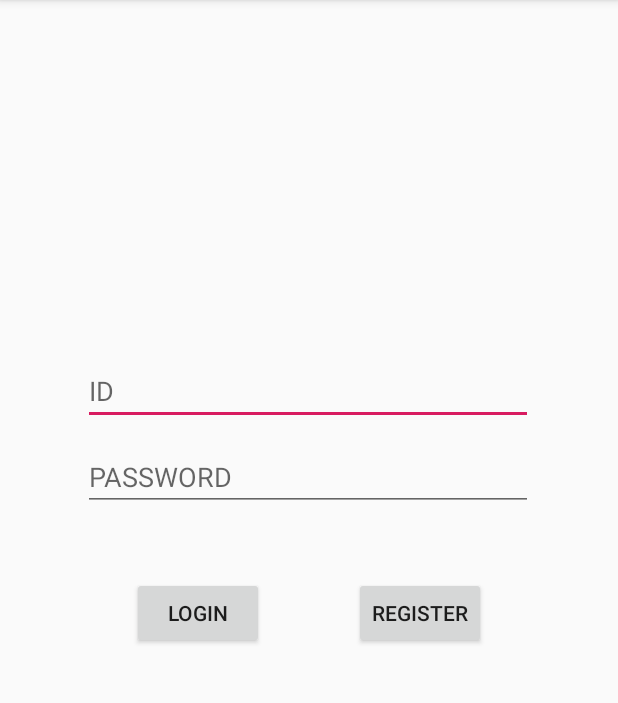
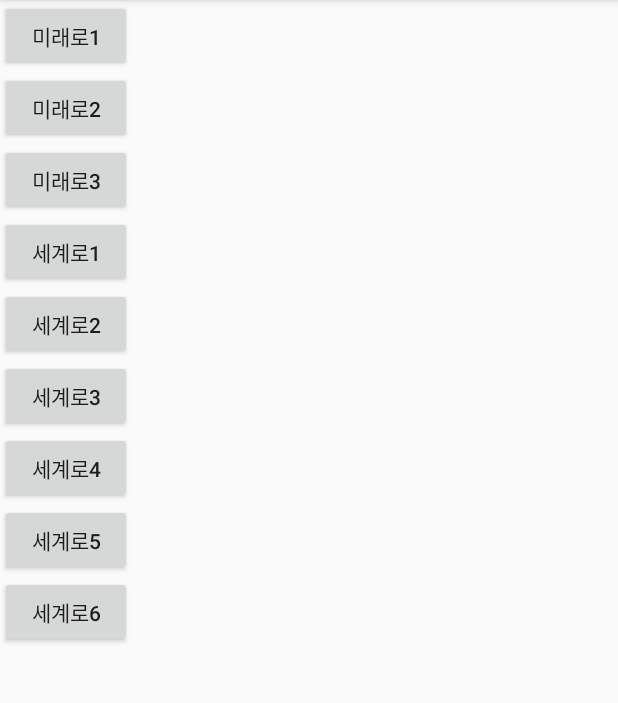
Before and after one commit to dounobts/SunrinThonClient, an Android app: the screen it shows after launch (LoginActivity before the commit, MainActivity after it), on a phone screen of 412 x 824 dp, the part 84-787 px from its top. Run offline under Robolectric (Android 15) with nearby library versions, the phone set to English and light mode, and no system bars.

Commit message:
add content layout, select date/place layout

```diff
--- a/app/src/main/AndroidManifest.xml
+++ b/app/src/main/AndroidManifest.xml
@@ -10,13 +10,13 @@
         android:supportsRtl="true"
         android:theme="@style/AppTheme">
         <activity android:name=".Activities.LoginActivity">
+        </activity>
+        <activity android:name=".Activities.MainActivity">
             <intent-filter>
                 <action android:name="android.intent.action.MAIN" />
                 <category android:name="android.intent.category.LAUNCHER" />
             </intent-filter>
         </activity>
-        <activity android:name=".Activities.MainActivity">
-        </activity>
     </application>
 
 </manifest>
--- a/app/src/main/java/com/example/sunrinthonclient/Activities/MainActivity.java
+++ b/app/src/main/java/com/example/sunrinthonclient/Activities/MainActivity.java
@@ -1,15 +1,34 @@
 package com.example.sunrinthonclient.Activities;
 
+import android.content.Intent;
+import android.support.v4.view.ViewPager;
 import android.support.v7.app.AppCompatActivity;
 import android.os.Bundle;
+import android.util.Log;
+import android.view.View;
 
+import com.example.sunrinthonclient.CalendarPagerAdapter;
+import com.example.sunrinthonclient.Fragments.SelectDateFragment;
+import com.example.sunrinthonclient.Fragments.SelectPlaceFragment;
 import com.example.sunrinthonclient.R;
 
 public class MainActivity extends AppCompatActivity {
+
+    SelectPlaceFragment selectPlaceFragment;
+    SelectDateFragment selectDateFragment;
 
     @Override
     protected void onCreate(Bundle savedInstanceState) {
         super.onCreate(savedInstanceState);
         setContentView(R.layout.activity_main);
+
+        selectDateFragment = new SelectDateFragment();
+        selectPlaceFragment = new SelectPlaceFragment();
+
+        getSupportFragmentManager().beginTransaction().add(R.id.container, selectPlaceFragment).commit();
+    }
+
+    public void toSelectDate(int roomid) {
+        getSupportFragmentManager().beginTransaction().replace(R.id.container, selectDateFragment).commit();
     }
 }
--- /dev/null
+++ b/app/src/main/java/com/example/sunrinthonclient/Fragments/SelectDateFragment.java
@@ -0,0 +1,28 @@
+package com.example.sunrinthonclient.Fragments;
+
+import android.os.Bundle;
+import android.support.v4.app.Fragment;
+import android.support.v4.view.ViewPager;
+import android.util.Log;
+import android.view.LayoutInflater;
+import android.view.View;
+import android.view.ViewGroup;
+import android.widget.Button;
+
+import com.example.sunrinthonclient.CalendarPagerAdapter;
+import com.example.sunrinthonclient.R;
+
+public class SelectDateFragment extends Fragment {
+    View view;
+    ViewPager viewPager;
+
+    @Override
+    public View onCreateView(LayoutInflater inflater, ViewGroup container, Bundle savedInstanceState) {
+        view = inflater.inflate(R.layout.fragment_select_date, container, false);
+        viewPager = view.findViewById(R.id.calandar_viewPager);
+        CalendarPagerAdapter calendarPagerAdapter = new CalendarPagerAdapter(getContext());
+        viewPager.setAdapter(calendarPagerAdapter);
+
+        return view;
+    }
+}
--- /dev/null
+++ b/app/src/main/java/com/example/sunrinthonclient/Fragments/SelectPlaceFragment.java
@@ -0,0 +1,57 @@
+package com.example.sunrinthonclient.Fragments;
+
+import android.content.Context;
+import android.net.Uri;
+import android.os.Bundle;
+import android.support.v4.app.Fragment;
+import android.util.Log;
+import android.view.LayoutInflater;
+import android.view.View;
+import android.view.ViewGroup;
+import android.widget.Button;
+
+import com.example.sunrinthonclient.Activities.MainActivity;
+import com.example.sunrinthonclient.R;
+
+public class SelectPlaceFragment extends Fragment implements View.OnClickListener {
+    MainActivity activity;
+    View view;
+
+    Button toFuture1, toFuture2, toFuture3,
+            toWorld1, toWorld2, toWorld3,
+            toWorld4, toWorld5, toWorld6;
+
+    @Override
+    public View onCreateView(LayoutInflater inflater, ViewGroup container, Bundle savedInstanceState) {
+        view = inflater.inflate(R.layout.fragment_select_place, container, false);
+
+        activity = (MainActivity) getActivity();
+
+        toFuture1 = view.findViewById(R.id.place_toFuture1);
+        toFuture2 = view.findViewById(R.id.place_toFuture2);
+        toFuture3 = view.findViewById(R.id.place_toFuture3);
+        toWorld1 = view.findViewById(R.id.place_toWorld1);
+        toWorld2 = view.findViewById(R.id.place_toWorld2);
+        toWorld3 = view.findViewById(R.id.place_toWorld3);
+        toWorld4 = view.findViewById(R.id.place_toWorld4);
+        toWorld5 = view.findViewById(R.id.place_toWorld5);
+        toWorld6 = view.findViewById(R.id.place_toWorld6);
+
+        toFuture1.setOnClickListener(this);
+        toFuture2.setOnClickListener(this);
+        toFuture3.setOnClickListener(this);
+        toWorld1.setOnClickListener(this);
+        toWorld2.setOnClickListener(this);
+        toWorld3.setOnClickListener(this);
+        toWorld4.setOnClickListener(this);
+        toWorld5.setOnClickListener(this);
+        toWorld6.setOnClickListener(this);
+
+        return view;
+    }
+
+    @Override
+    public void onClick(View view) {
+        activity.toSelectDate(0);
+    }
+}
--- a/app/src/main/res/layout/activity_main.xml
+++ b/app/src/main/res/layout/activity_main.xml
@@ -5,14 +5,8 @@
     android:layout_width="match_parent"
     android:layout_height="match_parent"
     tools:context=".Activities.MainActivity">
-
-    <TextView
-        android:layout_width="wrap_content"
-        android:layout_height="wrap_content"
-        android:text="Hello World!"
-        app:layout_constraintBottom_toBottomOf="parent"
-        app:layout_constraintLeft_toLeftOf="parent"
-        app:layout_constraintRight_toRightOf="parent"
-        app:layout_constraintTop_toTopOf="parent" />
-
+    <include
+        android:layout_width="match_parent"
+        android:layout_height="match_parent"
+        layout="@layout/content_layout"/>
 </android.support.constraint.ConstraintLayout>
--- /dev/null
+++ b/app/src/main/res/layout/content_layout.xml
@@ -0,0 +1,10 @@
+<?xml version="1.0" encoding="utf-8"?>
+<android.support.constraint.ConstraintLayout
+    xmlns:android="http://schemas.android.com/apk/res/android" android:layout_width="match_parent"
+    android:layout_height="match_parent">
+    <FrameLayout
+        android:layout_width="match_parent"
+        android:layout_height="match_parent"
+        android:id="@+id/container">
+    </FrameLayout>
+</android.support.constraint.ConstraintLayout>
--- /dev/null
+++ b/app/src/main/res/layout/fragment_select_place.xml
@@ -0,0 +1,52 @@
+<?xml version="1.0" encoding="utf-8"?>
+<LinearLayout
+    xmlns:android="http://schemas.android.com/apk/res/android"
+    android:layout_width="match_parent"
+    android:layout_height="match_parent"
+    android:orientation="vertical">
+    <Button
+        android:layout_width="wrap_content"
+        android:layout_height="wrap_content"
+        android:text="미래로1"
+        android:id="@+id/place_toFuture1"/>
+    <Button
+        android:layout_width="wrap_content"
+        android:layout_height="wrap_content"
+        android:text="미래로2"
+        android:id="@+id/place_toFuture2"/>
+    <Button
+        android:layout_width="wrap_content"
+        android:layout_height="wrap_content"
+        android:text="미래로3"
+        android:id="@+id/place_toFuture3"/>
+    <Button
+        android:layout_width="wrap_content"
+        android:layout_height="wrap_content"
+        android:text="세계로1"
+        android:id="@+id/place_toWorld1"/>
+    <Button
+        android:layout_width="wrap_content"
+        android:layout_height="wrap_content"
+        android:text="세계로2"
+        android:id="@+id/place_toWorld2"/>
+    <Button
+        android:layout_width="wrap_content"
+        android:layout_height="wrap_content"
+        android:text="세계로3"
+        android:id="@+id/place_toWorld3"/>
+    <Button
+        android:layout_width="wrap_content"
+        android:layout_height="wrap_content"
+        android:text="세계로4"
+        android:id="@+id/place_toWorld4"/>
+    <Button
+        android:layout_width="wrap_content"
+        android:layout_height="wrap_content"
+        android:text="세계로5"
+        android:id="@+id/place_toWorld5"/>
+    <Button
+        android:layout_width="wrap_content"
+        android:layout_height="wrap_content"
+        android:text="세계로6"
+        android:id="@+id/place_toWorld6"/>
+</LinearLayout>
```
Also changed, not shown: app/src/main/java/com/example/sunrinthonclient/CalendarPagerAdapter.java (added, +50 -0 lines), app/src/main/res/layout/calendar_pager_layout.xml (added, +155 -0 lines), app/src/main/res/layout/fragment_select_date.xml (added, +13 -0 lines).
